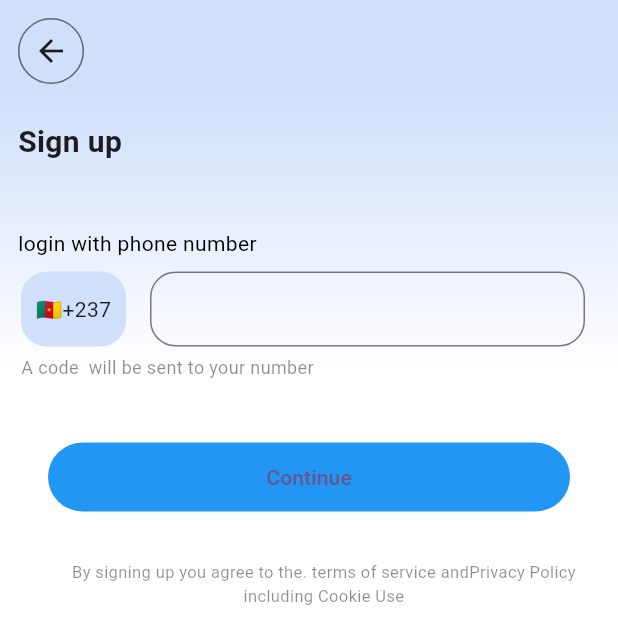
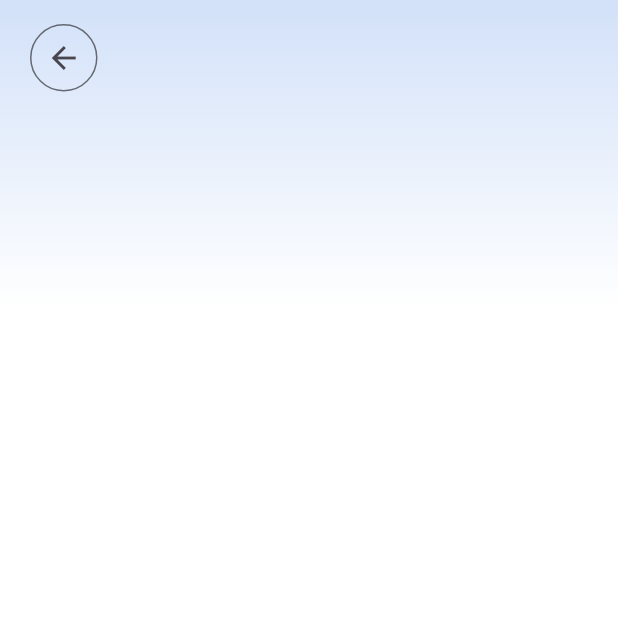
Before and after one commit to Wabodasi/stage_projet, a Flutter app: the screen it shows after launch, on a phone screen of 412 x 824 dp. Shown: the top 644 px of the screen. Run offline on Flutter 3.47's test engine with Material 3 defaults, Android fonts, the phone set to English and light mode, and no system bars.

Commit message:
modification sur la page singup

```diff
--- a/lib/pages/singup/singup.dart
+++ b/lib/pages/singup/singup.dart
@@ -1,185 +1,74 @@
 import 'package:flutter/material.dart';
 import 'package:stage_projet/pages/singup/completeYourSingup.dart';
 
-class Singup extends StatelessWidget{
+class Singup extends StatelessWidget {
   const Singup({super.key});
 
   @override
   Widget build(BuildContext context) {
+
+    double screenWidth = MediaQuery.of(context).size.width;
+    double screenHeight = MediaQuery.of(context).size.height;
+
     return Scaffold(
-      appBar: getAppBar(context),
       body: Container(
-        padding: const EdgeInsets.all(12),
-        width: double.infinity,
-        // Creation du degrade
+          padding: const EdgeInsets.only(
+            top: 11,
+            right: 20,
+            bottom: 11,
+            left: 20,
+          ),
           decoration: const BoxDecoration(
               gradient: LinearGradient(
-            colors: [Color(0xffd0dffa), Color(0xffffffff)],
+            colors: [Color(0xffd4e2f9), Color(0xffffffff)],
             stops: [0.01, 0.25],
             begin: Alignment.topCenter,
             end: Alignment.bottomCenter,
-          )
-        ),
-
+          )),
+          child: SafeArea(
+            child: Container(
+              width: double.infinity,
               child: Column(
-          children: [
-            SizedBox(
-              child: Container(
-                alignment: Alignment.topLeft,
-                height: 60,
-                margin: const EdgeInsets.fromLTRB(0, 12, 0, 0),
-                //leftcolor: Colors.red,
-                child: const Text("Sign up",
-                  style: TextStyle(
-                    fontWeight: FontWeight.w700,
-                    fontSize: 20
-                  ),
-                ),
-              ),
-            ),
-            const SizedBox(height: 12),
-            Column(
                 crossAxisAlignment: CrossAxisAlignment.start,
                 children: [
-                const Text("login with phone number",
-                style: TextStyle(
-                  color: Colors.black
-                ),),
-
-                const SizedBox(height: 4),
-
+                  SizedBox(height: 5,),
+                  // Creation bouton retour
                   Container(
-                  //color: Colors.lightGreen,
-                  width: double.infinity,
-                  height: 60,
-                  padding: const EdgeInsets.fromLTRB(2, 5, 10, 5),
-
-                  child: TextFormField(
-                    decoration: InputDecoration(
-                      border: const OutlineInputBorder(
-                        borderRadius: BorderRadius.all(
-                          Radius.circular(17.0)
-                        )
+                    width: 45,
+                    height: 45,
+                    decoration: BoxDecoration(
+                        borderRadius: BorderRadius.circular(30),
+                        border: Border.all(color: Colors.black54)),
+                    child: BackButton(onPressed: () {}),
                   ),
-                      icon: Container(
-                        width: 70,
-                        height: double.infinity,
-                        alignment: Alignment.center,
-                        padding: const EdgeInsets.all(6),
-                        decoration: BoxDecoration(
-                          color: const Color(0xffd0dffa),
-                          borderRadius: BorderRadius.circular(17.0)
-                        ),
-                        child: const Text('🇨🇲+237'),
-                      )
-                    ),
-                  ),
-                ),
-
-                Container(
-                  padding: const EdgeInsets.fromLTRB(2, 0, 0, 0),
-                  child: const Text("A code  will be sent to your number",
-                    style: TextStyle(
-                        color: Colors.black45,
-                        fontSize: 12
-                    ),
-                  ),
-                ),
-
-                const SizedBox(
-                  height: 35,
-                ),
-
-                Container(
-                  //color: Colors.orange,
-                  width: double.infinity,
-                  height: 60,
-                  padding: const EdgeInsets.fromLTRB(20, 0, 20, 0),
-                  alignment: Alignment.center,
-
-                  // Creation du bouton continuer
-                  child: TextButton(
-                    onPressed: () {
-                      showModalBottomSheet(
-                          context: context,
-                          builder: (BuildContext context) {
-                            return getModalBottomSheet(context);
-                          });
-                    },
-                    style: TextButton.styleFrom(
-                      backgroundColor: Colors.blue
-                    ),
-                    child: Container(
-                      width: double.infinity,
-                      height: 30,
-                      alignment: Alignment.center,
-                      child: const Text("Continue",),
-                    ),
-                  ),
-                ),
-
-                const SizedBox(
-                  height: 5,
-                ),
-
-                // texte de fin
-                Container(
-                  width: double.infinity,
-                  height: 100,
-                  //alignment: Alignment.center,
-                  //color: Colors.amberAccent,
-                  padding: const EdgeInsets.fromLTRB(20, 20, 0, 0),
-                  child: const Text('By signing up you agree to the. terms of service and'
-                      'Privacy Policy including Cookie Use',
-                    textAlign: TextAlign.center,
-                    style:TextStyle(
-                      fontSize: 11,
-                      color: Colors.black45,
-                    ),
-                  ),
-                )
-              ]
-
-            )
 
                 ],
               ),
-      )
-
+            ),
+          )),
     );
-
   }
 
-  AppBar getAppBar(BuildContext context){
+  AppBar getAppBar(BuildContext context) {
     return AppBar(
       leading: Container(
         margin: const EdgeInsetsDirectional.fromSTEB(12, 12, 0, 0),
         decoration: BoxDecoration(
             borderRadius: BorderRadius.circular(30),
-            border: Border.all(
-                color: Colors.black54
-            )
-        ),
-        child: BackButton(
-          onPressed: () {}
-
-        ),
+            border: Border.all(color: Colors.black54)),
+        child: BackButton(onPressed: () {}),
       ),
       backgroundColor: const Color(0xffd0dffa),
     );
   }
 
-  Widget getModalBottomSheet(BuildContext context){
+  Widget getModalBottomSheet(BuildContext context) {
     return Container(
       height: 500,
-
       decoration: const BoxDecoration(
           color: Colors.white,
           borderRadius: BorderRadius.horizontal(
-              left: Radius.circular(29),
-              right: Radius.circular(29)
-          )
-      ),
+              left: Radius.circular(29), right: Radius.circular(29))),
       padding: const EdgeInsets.fromLTRB(40, 0, 40, 0),
       child: Column(
         crossAxisAlignment: CrossAxisAlignment.start,
@@ -187,37 +76,32 @@ class Singup extends StatelessWidget{
           Container(
             width: 250,
             margin: const EdgeInsets.fromLTRB(0, 60, 0, 30),
-            child: const Text('Is you phone number correct ?',
-              style: TextStyle(
-                  fontWeight: FontWeight.w700,
-                  fontSize: 20
-              ),
+            child: const Text(
+              'Is you phone number correct ?',
+              style: TextStyle(fontWeight: FontWeight.w700, fontSize: 20),
             ),
           ),
           const Text('(+237)690 000 000',
               style: TextStyle(
                 fontWeight: FontWeight.w700,
-              )
-          ),
+              )),
           Container(
             margin: const EdgeInsets.fromLTRB(0, 40, 0, 40),
-            child: const Text('Med Prepa will send a verification code to you phone number.'),
+            child: const Text(
+                'Med Prepa will send a verification code to you phone number.'),
           ),
           TextButton(
             onPressed: () {
-              Navigator.of(context).push(
-                MaterialPageRoute(
-                  builder: ((context) => CompleteYourSingup())
-                )
-              );
+              Navigator.of(context).push(MaterialPageRoute(
+                  builder: ((context) => CompleteYourSingup())));
             },
-            style: TextButton.styleFrom(
-                backgroundColor: Colors.blue
-            ),
+            style: TextButton.styleFrom(backgroundColor: Colors.blue),
             child: Container(
               height: 30,
               alignment: Alignment.center,
-              child: const Text("Confirm",),
+              child: const Text(
+                "Confirm",
+              ),
             ),
           )
         ],
```
Lines whose indentation alone changed are shown as unchanged.
